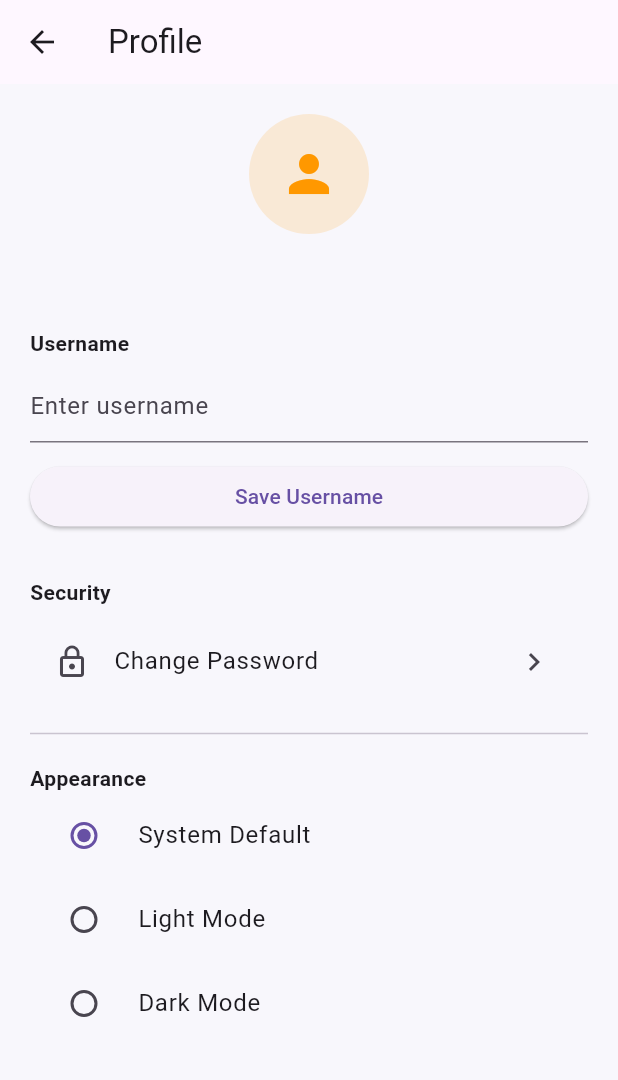
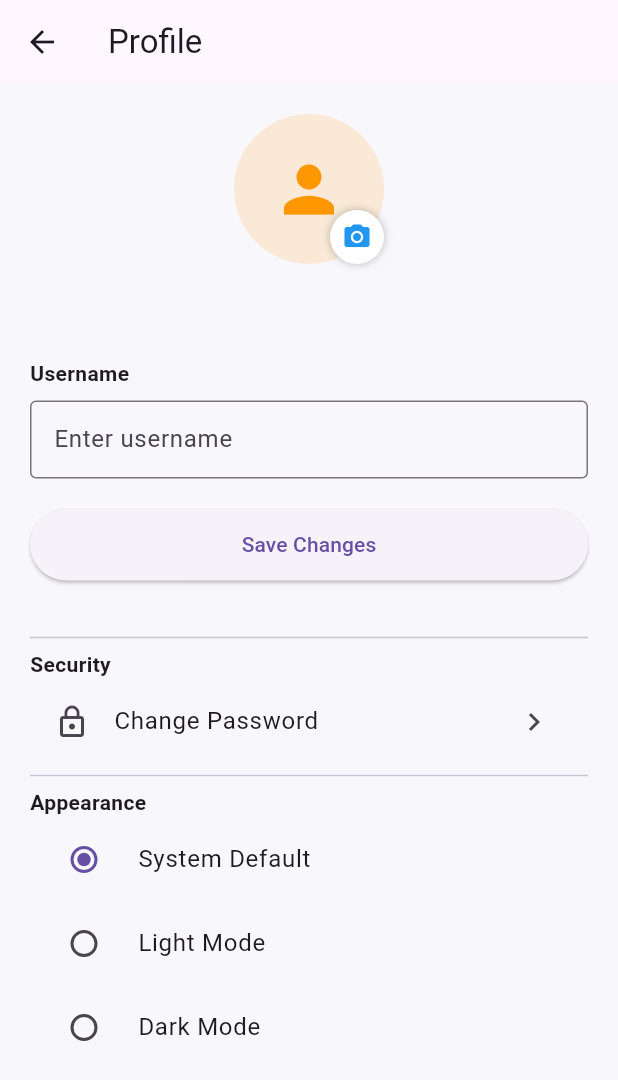
Before and after one commit to albayhaki63/vehiclepass, a Flutter app: the ProfilePage screen opened directly, on a phone screen of 412 x 824 dp. Shown: the top 1080 px of the screen. Run offline on Flutter 3.47's test engine with Material 3 defaults, Android fonts, the phone set to English and light mode, and no system bars; our stand-ins replace cloud_firestore, firebase_auth, firebase_core, firebase_storage, image_picker; accounts and stored records are empty.

Commit message:
Update profile_page.dart

```diff
--- a/lib/screens/profile_page.dart
+++ b/lib/screens/profile_page.dart
@@ -1,6 +1,9 @@
+import 'dart:io'; // Import for File
 import 'package:flutter/material.dart';
 import 'package:firebase_auth/firebase_auth.dart';
 import 'package:cloud_firestore/cloud_firestore.dart';
+import 'package:firebase_storage/firebase_storage.dart'; // Import Storage
+import 'package:image_picker/image_picker.dart'; // Import Image Picker
 
 import '../main.dart';
 import 'change_password_page.dart';
@@ -15,7 +18,10 @@ class ProfilePage extends StatefulWidget {
 class _ProfilePageState extends State<ProfilePage> {
   final user = FirebaseAuth.instance.currentUser;
   final usernameCtrl = TextEditingController();
+
   bool loading = true;
+  File? _imageFile; // Variable to hold the picked image locally
+  String? _currentPhotoUrl; // Variable to hold the URL from Firestore
 
   @override
   void initState() {
@@ -23,22 +29,75 @@ class _ProfilePageState extends State<ProfilePage> {
     _loadProfile();
   }
 
+  // 📥 Load Profile Data (Username + Photo URL)
   Future<void> _loadProfile() async {
     if (user == null) return;
 
+    try {
       final doc = await FirebaseFirestore.instance
           .collection('users')
           .doc(user!.uid)
           .get();
 
       if (doc.exists) {
-      usernameCtrl.text = doc['username'] ?? '';
+        final data = doc.data() as Map<String, dynamic>;
+        usernameCtrl.text = data['username'] ?? '';
+
+        // Load the photo URL if it exists
+        if (data.containsKey('photoUrl')) {
+          _currentPhotoUrl = data['photoUrl'];
+        }
+      }
+    } catch (e) {
+      _msg('Error loading profile');
     }
 
+    if (mounted) {
       setState(() => loading = false);
     }
+  }
 
-  Future<void> _saveUsername() async {
+  // 📸 Function to Pick Image from Gallery
+  Future<void> _pickImage() async {
+    final pickedFile = await ImagePicker().pickImage(
+      source: ImageSource.gallery,
+      maxWidth: 512, // Resize to save storage/bandwidth
+      maxHeight: 512,
+      imageQuality: 75,
+    );
+
+    if (pickedFile != null) {
+      setState(() {
+        _imageFile = File(pickedFile.path);
+      });
+    }
+  }
+
+  // ☁️ Function to Upload Image to Firebase Storage
+  Future<String?> _uploadImage() async {
+    if (_imageFile == null || user == null) return null;
+
+    try {
+      // 1. Create a reference to the file location in Firebase Storage
+      final storageRef = FirebaseStorage.instance
+          .ref()
+          .child('user_profiles')
+          .child('${user!.uid}.jpg');
+
+      // 2. Upload the file
+      await storageRef.putFile(_imageFile!);
+
+      // 3. Get the Download URL
+      final downloadUrl = await storageRef.getDownloadURL();
+      return downloadUrl;
+    } catch (e) {
+      _msg('Failed to upload image: $e');
+      return null;
+    }
+  }
+
+  // 💾 Save Profile (Username + Image)
+  Future<void> _saveProfile() async {
     if (user == null) return;
 
     if (usernameCtrl.text.trim().isEmpty) {
@@ -46,6 +105,17 @@ class _ProfilePageState extends State<ProfilePage> {
       return;
     }
 
+    setState(() => loading = true);
+
+    try {
+      String? newPhotoUrl = _currentPhotoUrl;
+
+      // If user picked a new image, upload it first
+      if (_imageFile != null) {
+        newPhotoUrl = await _uploadImage();
+      }
+
+      // Update Firestore
       await FirebaseFirestore.instance
           .collection('users')
           .doc(user!.uid)
@@ -53,11 +123,29 @@ class _ProfilePageState extends State<ProfilePage> {
         {
           'username': usernameCtrl.text.trim(),
           'email': user!.email,
+          'photoUrl': newPhotoUrl, // Save the URL
+          'updatedAt': FieldValue.serverTimestamp(),
         },
         SetOptions(merge: true),
       );
 
-    _msg('Username updated');
+      // Optional: Update FirebaseAuth profile as well (best practice)
+      if (newPhotoUrl != null) {
+        await user!.updatePhotoURL(newPhotoUrl);
+      }
+
+      _msg('Profile updated successfully');
+
+      // Refresh local state
+      setState(() {
+        _currentPhotoUrl = newPhotoUrl;
+        _imageFile = null; // Clear local selection after upload
+      });
+    } catch (e) {
+      _msg('Error saving profile: $e');
+    } finally {
+      if (mounted) setState(() => loading = false);
+    }
   }
 
   void _msg(String text) {
@@ -73,37 +161,73 @@ class _ProfilePageState extends State<ProfilePage> {
       );
     }
 
+    // Determine which image to show
+    ImageProvider? backgroundImage;
+    if (_imageFile != null) {
+      backgroundImage = FileImage(_imageFile!); // Show local picked image
+    } else if (_currentPhotoUrl != null && _currentPhotoUrl!.isNotEmpty) {
+      backgroundImage = NetworkImage(_currentPhotoUrl!); // Show cloud image
+    }
+
     return Scaffold(
       appBar: AppBar(title: const Text('Profile')),
       body: ListView(
         padding: const EdgeInsets.all(20),
         children: [
-          // 👤 HEADER
+          // 👤 HEADER WITH IMAGE PICKER
           Center(
-            child: Column(
+            child: Stack(
               children: [
                 CircleAvatar(
-                  radius: 40,
-                  backgroundColor:
-                      Theme.of(context).primaryColor.withOpacity(0.15),
-                  child: const Icon(
+                  radius: 50,
+                  backgroundColor: Theme.of(context).primaryColor.withOpacity(0.15),
+                  backgroundImage: backgroundImage,
+                  child: backgroundImage == null
+                      ? const Icon(
                           Icons.person,
-                    size: 40,
+                          size: 50,
                           color: Color(0xFFFF9800),
+                        )
+                      : null,
+                ),
+                // Camera Icon Button
+                Positioned(
+                  bottom: 0,
+                  right: 0,
+                  child: GestureDetector(
+                    onTap: _pickImage,
+                    child: Container(
+                      padding: const EdgeInsets.all(8),
+                      decoration: const BoxDecoration(
+                        color: Colors.white,
+                        shape: BoxShape.circle,
+                        boxShadow: [
+                          BoxShadow(
+                            color: Colors.black26,
+                            blurRadius: 4,
+                          )
+                        ],
+                      ),
+                      child: const Icon(Icons.camera_alt, size: 20, color: Colors.blue),
                     ),
                   ),
-                const SizedBox(height: 12),
-                Text(
-                  user!.email ?? '',
-                  style: const TextStyle(color: Colors.grey),
                 ),
               ],
             ),
           ),
 
+          const SizedBox(height: 12),
+
+          Center(
+            child: Text(
+              user!.email ?? '',
+              style: const TextStyle(color: Colors.grey),
+            ),
+          ),
+
           const SizedBox(height: 30),
 
-          // ✏️ USERNAME
+          // 📝 USERNAME FIELD
           const Text(
             'Username',
             style: TextStyle(fontWeight: FontWeight.bold),
@@ -111,23 +235,32 @@ class _ProfilePageState extends State<ProfilePage> {
           const SizedBox(height: 8),
           TextField(
             controller: usernameCtrl,
-            decoration:
-                const InputDecoration(hintText: 'Enter username'),
+            decoration: const InputDecoration(
+              hintText: 'Enter username',
+              border: OutlineInputBorder(),
+              contentPadding: EdgeInsets.symmetric(horizontal: 12, vertical: 14),
             ),
-          const SizedBox(height: 12),
-          ElevatedButton(
-            onPressed: _saveUsername,
-            child: const Text('Save Username'),
+          ),
+          const SizedBox(height: 20),
+
+          // 💾 SAVE BUTTON
+          SizedBox(
+            width: double.infinity,
+            height: 48,
+            child: ElevatedButton(
+              onPressed: _saveProfile,
+              child: const Text('Save Changes'),
+            ),
           ),
 
           const SizedBox(height: 30),
+          const Divider(),
 
-          // 🔐 PASSWORD
+          // 🔒 SECURITY SECTION
           const Text(
             'Security',
             style: TextStyle(fontWeight: FontWeight.bold),
           ),
-          const SizedBox(height: 8),
           ListTile(
             leading: const Icon(Icons.lock_outline),
             title: const Text('Change Password'),
@@ -142,14 +275,13 @@ class _ProfilePageState extends State<ProfilePage> {
             },
           ),
 
-          const Divider(height: 40),
+          const Divider(),
 
-          // 🌗 THEME
+          // 🎨 THEME SECTION
           const Text(
             'Appearance',
             style: TextStyle(fontWeight: FontWeight.bold),
           ),
-
           RadioListTile<ThemeMode>(
             title: const Text('System Default'),
             value: ThemeMode.system,
```
Lines whose indentation alone changed are shown as unchanged.
